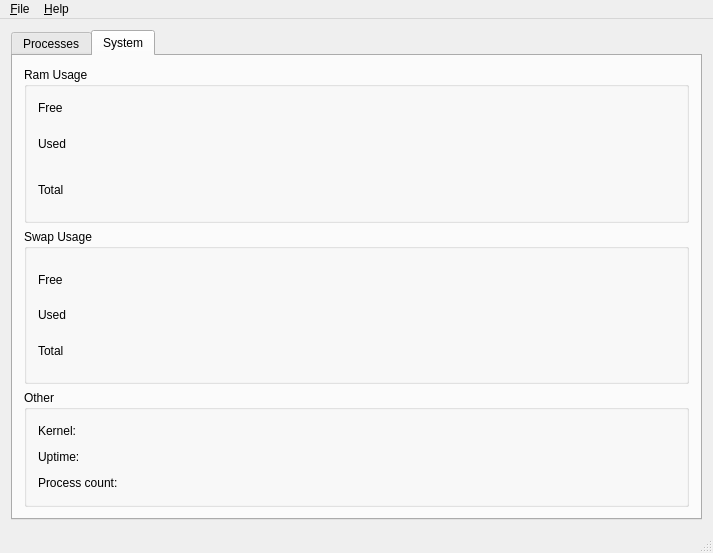
First picture: the form in mainwindow.ui, repository namakarskiy/ProManager, before the edit.
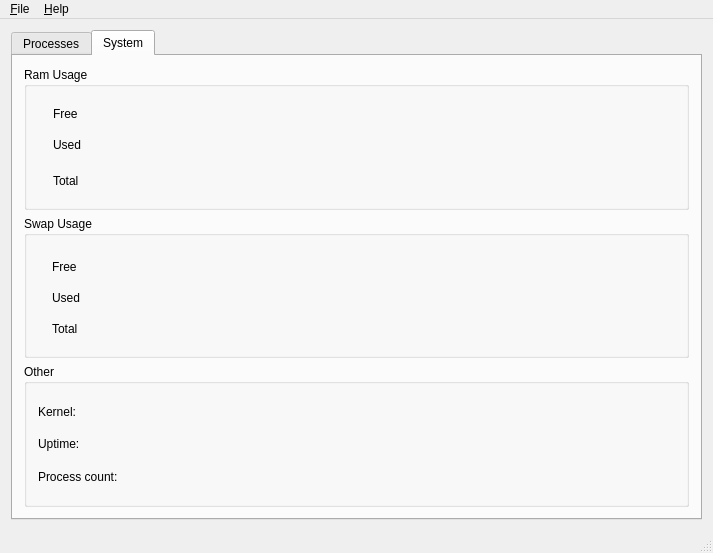
Second picture: the form after the edit. The open tabs and pages were chosen to show the change. Custom widgets are drawn as their Qt base class.

Patch:
```diff
--- a/mainwindow.ui
+++ b/mainwindow.ui
@@ -116,15 +116,22 @@
        <attribute name="title">
         <string>System</string>
        </attribute>
-       <layout class="QHBoxLayout" name="horizontalLayout_18">
-        <item>
-         <layout class="QVBoxLayout" name="verticalLayout_9">
+       <layout class="QVBoxLayout" name="verticalLayout_6">
           <item>
            <widget class="QGroupBox" name="ram_groupbox">
             <property name="title">
              <string>Ram Usage</string>
             </property>
-            <layout class="QHBoxLayout" name="horizontalLayout_5">
+          <widget class="QWidget" name="">
+           <property name="geometry">
+            <rect>
+             <x>18</x>
+             <y>26</y>
+             <width>614</width>
+             <height>113</height>
+            </rect>
+           </property>
+           <layout class="QHBoxLayout" name="ram_layout">
              <item>
               <layout class="QVBoxLayout" name="verticalLayout_3">
                <item>
@@ -246,26 +253,8 @@
                </item>
               </layout>
              </item>
-             <item>
-              <widget class="QwtPlot" name="qwtPlot">
-               <property name="minimumSize">
-                <size>
-                 <width>401</width>
-                 <height>111</height>
-                </size>
-               </property>
-               <property name="maximumSize">
-                <size>
-                 <width>401</width>
-                 <height>111</height>
-                </size>
-               </property>
-               <property name="propertiesDocument" stdset="0">
-                <string/>
-               </property>
-              </widget>
-             </item>
-            </layout>
+           </layout>
+          </widget>
             <zorder></zorder>
             <zorder>qwtPlot</zorder>
            </widget>
@@ -275,7 +264,16 @@
             <property name="title">
              <string>Swap Usage</string>
             </property>
-            <layout class="QHBoxLayout" name="horizontalLayout_10">
+          <widget class="QWidget" name="">
+           <property name="geometry">
+            <rect>
+             <x>17</x>
+             <y>25</y>
+             <width>614</width>
+             <height>113</height>
+            </rect>
+           </property>
+           <layout class="QHBoxLayout" name="swap_layout">
              <item>
               <layout class="QVBoxLayout" name="verticalLayout_4">
                <item>
@@ -397,26 +395,8 @@
                </item>
               </layout>
              </item>
-             <item>
-              <widget class="QwtPlot" name="qwtPlot_2">
-               <property name="minimumSize">
-                <size>
-                 <width>401</width>
-                 <height>111</height>
-                </size>
-               </property>
-               <property name="maximumSize">
-                <size>
-                 <width>401</width>
-                 <height>111</height>
-                </size>
-               </property>
-               <property name="propertiesDocument" stdset="0">
-                <string/>
-               </property>
-              </widget>
-             </item>
-            </layout>
+           </layout>
+          </widget>
            </widget>
           </item>
           <item>
@@ -550,12 +530,21 @@
            </widget>
           </item>
          </layout>
-        </item>
-       </layout>
       </widget>
      </widget>
     </item>
    </layout>
+   <widget class="QWidget" name="">
+    <property name="geometry">
+     <rect>
+      <x>0</x>
+      <y>0</y>
+      <width>100</width>
+      <height>30</height>
+     </rect>
+    </property>
+    <layout class="QVBoxLayout" name="verticalLayout_5"/>
+   </widget>
   </widget>
   <widget class="QMenuBar" name="menuBar">
    <property name="geometry">
@@ -588,13 +577,6 @@
   </action>
  </widget>
  <layoutdefault spacing="6" margin="11"/>
- <customwidgets>
-  <customwidget>
-   <class>QwtPlot</class>
-   <extends>QFrame</extends>
-   <header>qwt_plot.h</header>
-  </customwidget>
- </customwidgets>
  <resources/>
  <connections/>
 </ui>
```
Left out of the diff: 2 changed lines with no effect on the pictures. Lines whose indentation alone changed are shown as unchanged.
